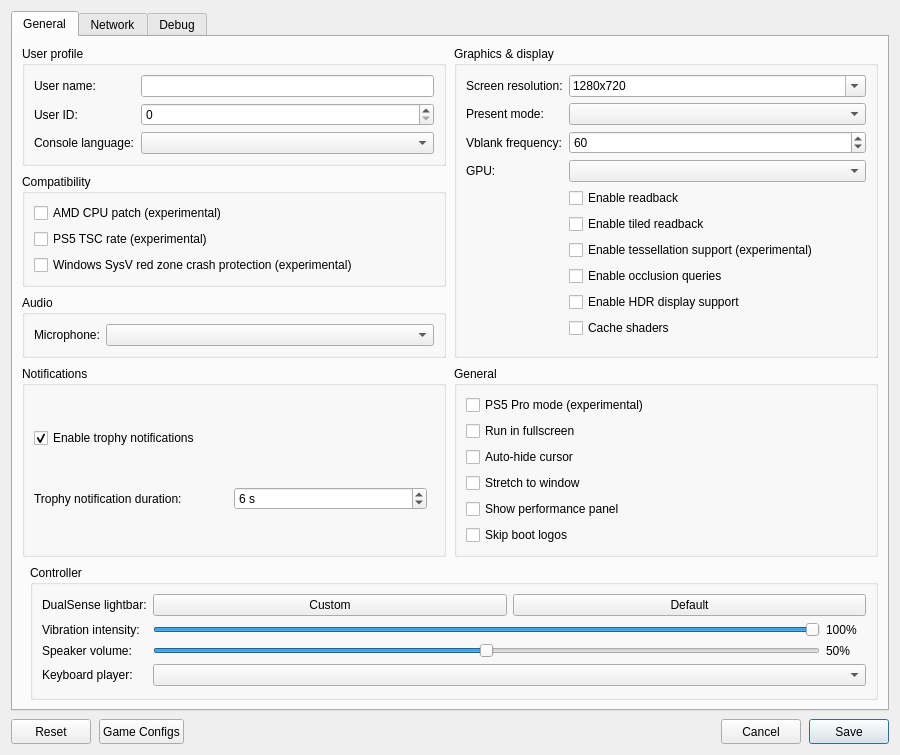
Before: the Qt Designer form src/launcher/forms/configuration_edit_dialog.ui in carbonimax/KytyPS5, drawn with Qt 5.
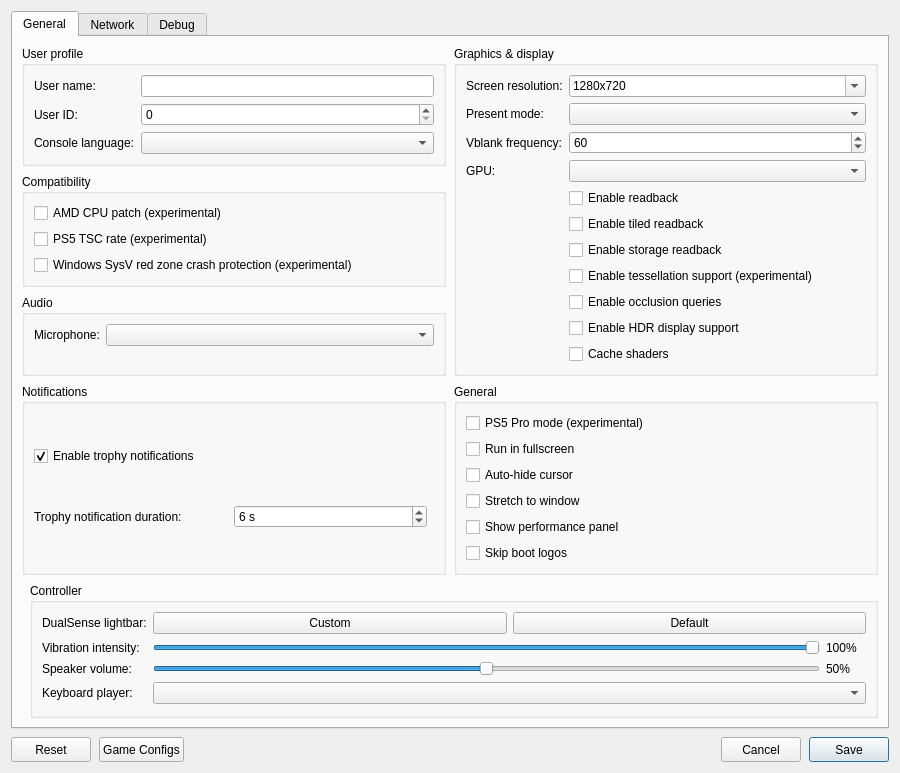
After: the same form once the commit is applied. Custom widgets are drawn as their Qt base class.

Commit message:
graphics: read back images at GL2 writebacks behind the storage readback flag

Fork: ReleaseMem keeps the fork's GPU capture touch and EOP-at-GPU path;
DownloadImageMemory keeps the fork's capture staging buffer (the ring-
size check applies to the reusable ring only); the fork's RELEASE_MEM
label test stays in its own place and the fault-handler hook keeps the
SRT walker skip.

Diff of the .ui file:
```diff
--- a/src/launcher/forms/configuration_edit_dialog.ui
+++ b/src/launcher/forms/configuration_edit_dialog.ui
@@ -174,24 +174,30 @@
              </widget>
             </item>
             <item row="7" column="1">
+             <widget class="QCheckBox" name="checkBox_readback_storage">
+              <property name="toolTip"><string>Read back shader-written images when the game flushes the GPU cache for the CPU. Images from linear and tiled readback are read back then too.</string></property>
+              <property name="text"><string>Enable storage readback</string></property>
+             </widget>
+            </item>
+            <item row="8" column="1">
              <widget class="QCheckBox" name="checkBox_tessellation">
               <property name="toolTip"><string>Draw tessellated geometry. Disabled by default; unsupported tessellation may cause crashes.</string></property>
               <property name="text"><string>Enable tessellation support (experimental)</string></property>
              </widget>
             </item>
-            <item row="8" column="1">
+            <item row="9" column="1">
              <widget class="QCheckBox" name="checkBox_occlusion_queries">
               <property name="toolTip"><string>Count the samples of occlusion queries on the GPU, so hidden lights and objects stay hidden. Costs some performance.</string></property>
               <property name="text"><string>Enable occlusion queries</string></property>
              </widget>
             </item>
-            <item row="9" column="1">
+            <item row="10" column="1">
              <widget class="QCheckBox" name="checkBox_hdr">
               <property name="toolTip"><string>Enable HDR10 output for supported games. Requires HDR enabled on the host display.</string></property>
               <property name="text"><string>Enable HDR display support</string></property>
              </widget>
             </item>
-            <item row="10" column="1">
+            <item row="11" column="1">
              <widget class="QCheckBox" name="checkBox_shader_cache">
               <property name="toolTip"><string>Save compiled shaders and pipelines per game and load them at startup.</string></property>
               <property name="text"><string>Cache shaders</string></property>
```
The commit also changes 20 other files.
